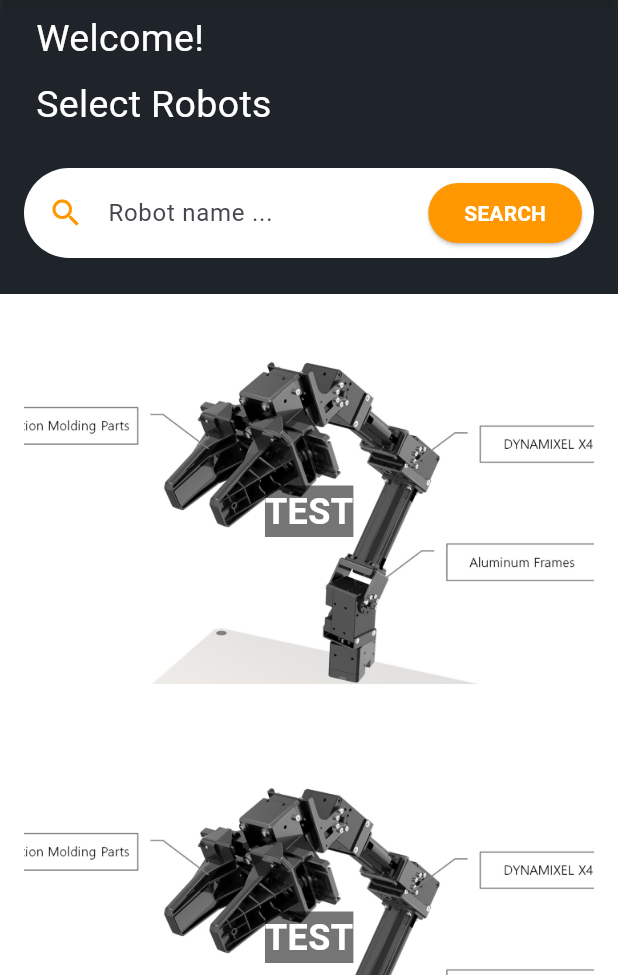
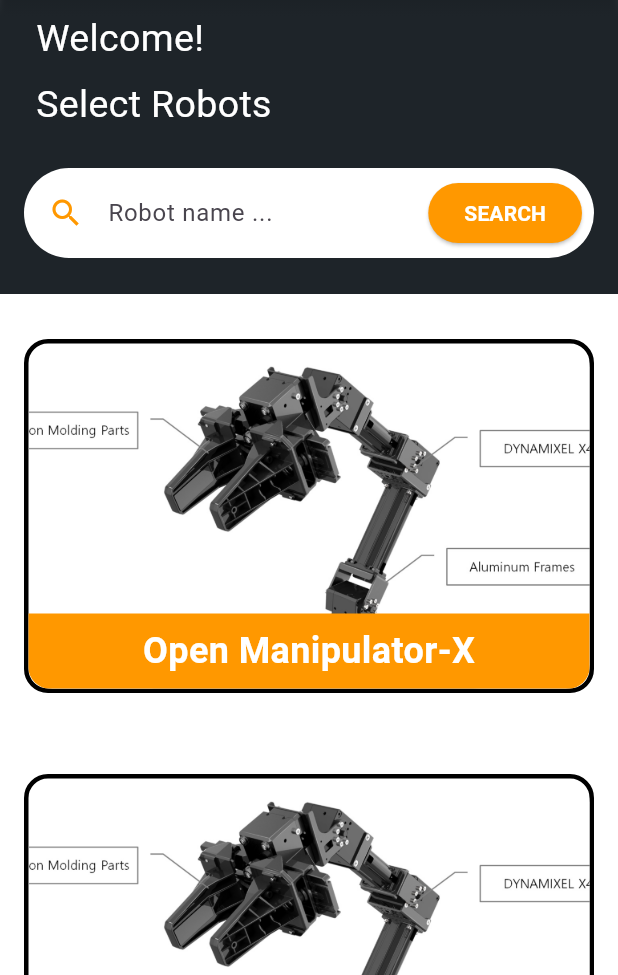
Before and after one commit to okdoittttt/Painting_Dummy, a Flutter app: the RobotsconnectionScreen screen opened directly, on a phone screen of 412 x 824 dp, the part 261-1236 px from its top. Run offline on Flutter 3.47's test engine with Material 3 defaults, Android fonts, the light colour scheme and no system bars; missing offline and left inert: flutter_joystick; Roboto replaces fonts that are missing (Pretendard).

Commit message:
REFACTOR: 로봇 리스트 UI 수정

```diff
--- a/app/robot_arm_controller/lib/item/robotListItems/robotsList.dart
+++ b/app/robot_arm_controller/lib/item/robotListItems/robotsList.dart
@@ -9,6 +9,8 @@
 }
 
 class _RobotsListState extends State<RobotsList> {
+  var robotsName = 'Open Manipulator-X';
+
   @override
   Widget build(BuildContext context) {
     return Column(
@@ -22,23 +24,18 @@
               shape: RoundedRectangleBorder(
                   borderRadius: BorderRadius.only(
                       topRight: Radius.circular(25),
-                      topLeft: Radius.circular(25)
-                  )
-              ),
+                      topLeft: Radius.circular(25))),
               builder: (context) {
                 return Container(
                   decoration: BoxDecoration(
                       color: Colors.white,
                       borderRadius: BorderRadius.only(
                           topLeft: Radius.circular(25.0),
-                          topRight: Radius.circular(25.0)
-                      )
-                  ),
+                          topRight: Radius.circular(25.0))),
                   child: DraggableScrollableSheet(
                     expand: false,
                     builder: (context, scrollController) {
-                      return ControlModeSclectionScreen(
-                      );
+                      return ControlModeSclectionScreen();
                     },
                   ),
                 );
@@ -57,6 +54,10 @@
                 children: [
                   Padding(
                     padding: EdgeInsets.only(bottom: 12),
+                    child: Container(
+                      decoration: BoxDecoration(
+                          border: Border.all(color: Colors.black, width: 3),
+                          borderRadius: BorderRadius.circular(16)),
                       child: Stack(
                         children: [
                           ClipRRect(
@@ -68,20 +69,32 @@
                               fit: BoxFit.cover,
                             ),
                           ),
-                        Positioned.fill(
+                          Positioned(
+                            bottom: 0,
+                            left: 0,
+                            right: 0,
+                            child: Container(
+                              padding: EdgeInsets.all(8.0),
+                              decoration: BoxDecoration(
+                                  color: Colors.orange,
+                                  borderRadius: BorderRadius.only(
+                                    bottomRight: Radius.circular(14),
+                                    bottomLeft: Radius.circular(14),
+                                  )),
                               child: Center(
                                 child: Text(
-                              'TEST',
+                                  robotsName,
                                   style: TextStyle(
-                                color: Colors.white, // 텍스트 색상을 이미지 위에서 잘 보이도록 설정
+                                    color: Colors.white,
                                     fontSize: 24,
                                     fontWeight: FontWeight.bold,
-                                backgroundColor: Colors.black54, // 텍스트 배경을 반투명 검정색으로 설정
+                                  ),
                                 ),
                               ),
                             ),
                           ),
                         ],
+                      ),
                     ),
                   ),
                 ],
```
Lines whose indentation alone changed are shown as unchanged.
